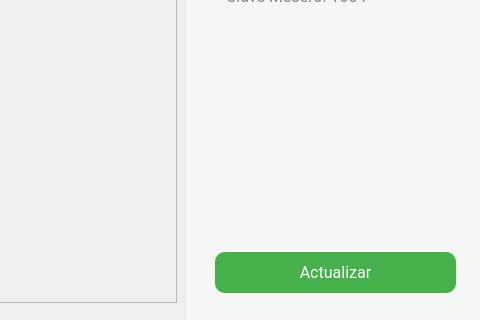
Old version of the form El-Patio/administrador/admin_gestion_usuarios.ui in the repository MrDanielG/IHC-ElPatio; both pictures show x 544 to 1024 and y 448 to 768 of the 1024 by 768 pixel window.
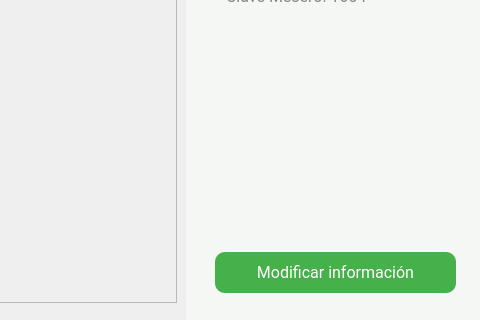
New version of the form. Icons and pictures are not drawn.

Commit message:
Add interfaz modificar datos usuario
se añadio la interfaz para la modificación de los datos del personal.

```diff
--- a/El-Patio/administrador/admin_gestion_usuarios.ui
+++ b/El-Patio/administrador/admin_gestion_usuarios.ui
@@ -494,7 +494,7 @@
 }</string>
    </property>
    <property name="text">
-    <string>Actualizar</string>
+    <string>Modificar información</string>
    </property>
   </widget>
   <widget class="QScrollArea" name="scrollArea">
```
The commit also changes 5 other files.
